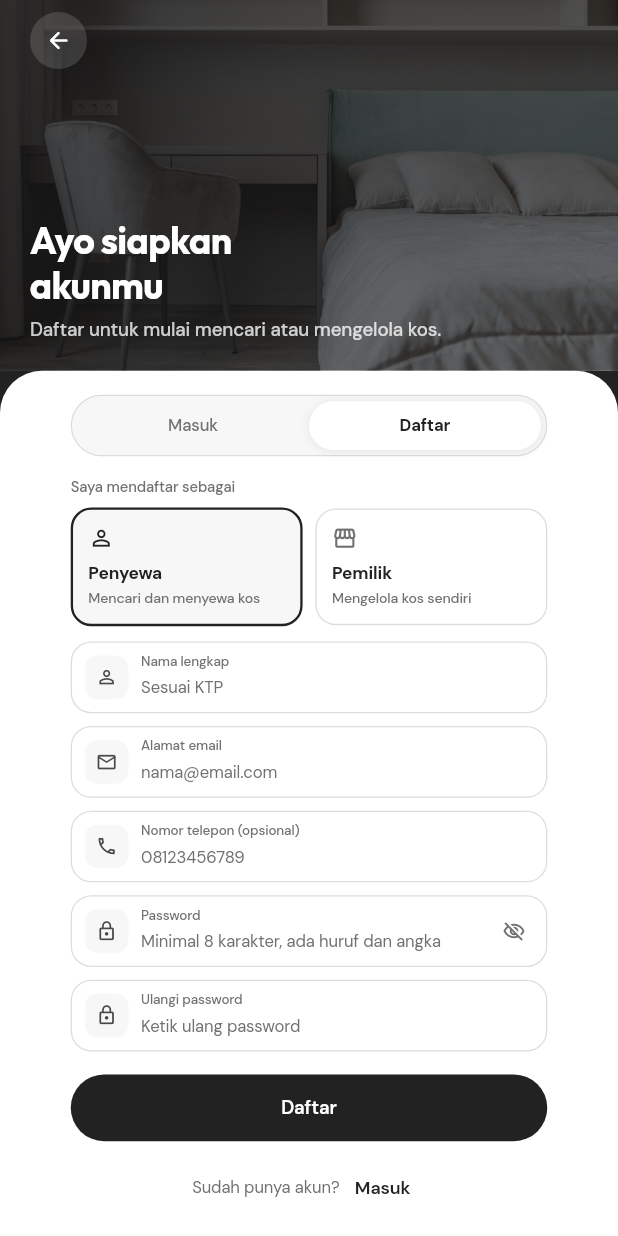
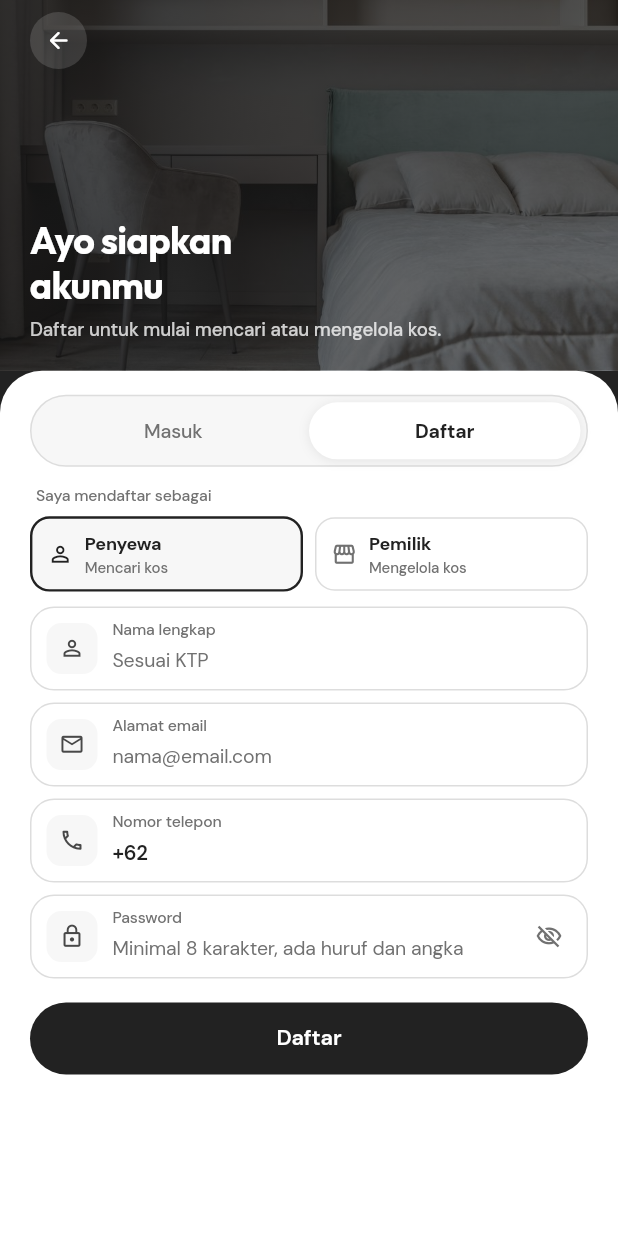
Before and after one commit to willdannaltairr/HuniKos-Flutter, a Flutter app: the screen it shows after launch, after a tap on "Daftar", on a phone screen of 412 x 824 dp. Run offline on Flutter 3.47's test engine with Material 3 defaults, Android fonts, the phone set to English and light mode, and no system bars; our stand-ins replace cached_network_image, dio, flutter_map, flutter_secure_storage, go_router, google_fonts and 2 more; missing offline and left inert: midtrans_sdk; accounts and stored records are empty; network calls fail.

Commit message:
feat(mobile-auth): drop the sign-up links and confirm-password field
Sakelar Masuk/Daftar sudah menggantikan tautan silang di bawah form, dan
konfirmasi password tidak lagi diminta saat daftar. Nomor telepon kini wajib
dan sudah terisi awalan +62.

```diff
--- a/lib/screens/auth/login_screen.dart
+++ b/lib/screens/auth/login_screen.dart
@@ -6,6 +6,7 @@ import '../../core/role_home.dart';
 import '../../core/theme.dart';
 import '../../core/validators.dart';
 import '../../providers/auth_provider.dart';
+import '../../widgets/feedback.dart';
 import 'auth_field.dart';
 import 'auth_shell.dart';
 
@@ -72,17 +73,18 @@ class _LoginScreenState extends State<LoginScreen> {
       child: Form(
         key: _formKey,
         child: Column(
+          mainAxisSize: MainAxisSize.min,
           crossAxisAlignment: CrossAxisAlignment.stretch,
           children: [
             const AuthTabs(isRegister: false),
             if (_sessionMessage != null) ...[
-              const SizedBox(height: 14),
+              const SizedBox(height: 12),
               _InfoBanner(
                 message: _sessionMessage!,
                 onDismiss: () => setState(() => _sessionMessage = null),
               ),
             ],
-            const SizedBox(height: 16),
+            const SizedBox(height: 14),
             AuthField(
               controller: _email,
               label: 'Alamat email',
@@ -93,7 +95,7 @@ class _LoginScreenState extends State<LoginScreen> {
               serverError: auth.fieldErrors['email'],
               textInputAction: TextInputAction.next,
             ),
-            const SizedBox(height: 10),
+            const SizedBox(height: 8),
             AuthField(
               controller: _password,
               label: 'Password',
@@ -108,49 +110,65 @@ class _LoginScreenState extends State<LoginScreen> {
               onSubmitted: _submit,
             ),
             if (auth.error != null && auth.fieldErrors.isEmpty) ...[
-              const SizedBox(height: 10),
+              const SizedBox(height: 8),
               Text(
                 auth.error!,
-                style: AppFonts.label(12.5, weight: FontWeight.w600, color: AppColors.dangerText),
+                style: AppFonts.label(12, weight: FontWeight.w600, color: AppColors.dangerText),
               ),
             ],
-            const SizedBox(height: 18),
+            const SizedBox(height: 16),
             FilledButton(
               onPressed: auth.isSubmitting ? null : _submit,
+              style: FilledButton.styleFrom(minimumSize: const Size.fromHeight(48)),
               child: auth.isSubmitting
                   ? const SizedBox(
-                      width: 20,
-                      height: 20,
-                      child: CircularProgressIndicator(strokeWidth: 2.4, color: Colors.white),
+                      width: 18,
+                      height: 18,
+                      child: CircularProgressIndicator(strokeWidth: 2.2, color: Colors.white),
                     )
-                  : const Text('Masuk'),
+                  : const Text('Login'),
             ),
-            const SizedBox(height: 14),
-            Center(
-              child: Text(
-                'Akun demo untuk pengujian',
-                style: AppFonts.label(11.5, weight: FontWeight.w600, color: AppColors.textSecondary),
-              ),
-            ),
-            const SizedBox(height: 8),
+            const SizedBox(height: 12),
+            const _DividerLabel(text: 'Atau lanjutkan dengan'),
+            const SizedBox(height: 12),
+            AuthSocialButtons(onPressed: _social),
+            const SizedBox(height: 12),
             const _DemoAccounts(),
-            const SizedBox(height: 12),
-            Row(
-              mainAxisAlignment: MainAxisAlignment.center,
-              children: [
-                Text(
-                  'Belum punya akun?',
-                  style: AppFonts.label(13, color: AppColors.textSecondary),
-                ),
-                TextButton(
-                  onPressed: () => context.go('/register'),
-                  child: const Text('Daftar'),
-                ),
-              ],
-            ),
           ],
         ),
       ),
+    );
+  }
+
+  /// Backend belum menyediakan OAuth, jadi tombol sosial hanya menjelaskan
+  /// bahwa jalurnya belum tersedia alih-alih gagal diam-diam.
+  void _social(String provider) {
+    showError(
+      context,
+      'Masuk dengan $provider belum tersedia. Gunakan email dan password.',
+    );
+  }
+}
+
+class _DividerLabel extends StatelessWidget {
+  const _DividerLabel({required this.text});
+
+  final String text;
+
+  @override
+  Widget build(BuildContext context) {
+    return Row(
+      children: [
+        const Expanded(child: Divider(color: AppColors.border, height: 1)),
+        Padding(
+          padding: const EdgeInsets.symmetric(horizontal: 10),
+          child: Text(
+            text,
+            style: AppFonts.label(11, weight: FontWeight.w500, color: AppColors.textSecondary),
+          ),
+        ),
+        const Expanded(child: Divider(color: AppColors.border, height: 1)),
+      ],
     );
   }
 }
@@ -163,20 +181,21 @@ class _DemoAccounts extends StatelessWidget {
   @override
   Widget build(BuildContext context) {
     return Container(
-      padding: const EdgeInsets.fromLTRB(14, 12, 14, 12),
+      padding: const EdgeInsets.fromLTRB(12, 9, 12, 9),
       decoration: BoxDecoration(
         color: AppColors.paperSoft,
-        borderRadius: BorderRadius.circular(14),
+        borderRadius: BorderRadius.circular(12),
       ),
       child: Text(
-        'Penyewa   tenant1@hunikos.test / Tenant123!\n'
-        'Pemilik     owner1@hunikos.test / Owner123!\n'
-        'Admin       admin@hunikos.test / Admin123!',
+        'Akun uji\n'
+        'tenant1@hunikos.test · Tenant123!\n'
+        'owner1@hunikos.test · Owner123!\n'
+        'admin@hunikos.test · Admin123!',
         style: AppFonts.label(
-          11.5,
+          10.5,
           weight: FontWeight.w500,
           color: AppColors.textSecondary,
-        ).copyWith(height: 1.7, fontFeatures: const [FontFeature.tabularFigures()]),
+        ).copyWith(height: 1.55),
       ),
     );
   }
@@ -191,26 +210,28 @@ class _InfoBanner extends StatelessWidget {
   @override
   Widget build(BuildContext context) {
     return Container(
-      padding: const EdgeInsets.fromLTRB(12, 10, 4, 10),
+      padding: const EdgeInsets.fromLTRB(12, 8, 4, 8),
       decoration: BoxDecoration(
         color: AppColors.paperSoft,
-        borderRadius: BorderRadius.circular(14),
+        borderRadius: BorderRadius.circular(12),
         border: Border.all(color: AppColors.border),
       ),
       child: Row(
         children: [
-          const Icon(Icons.info_outline, size: 18, color: AppColors.inkSoft),
+          const Icon(Icons.info_outline, size: 17, color: AppColors.inkSoft),
           const SizedBox(width: 8),
           Expanded(
             child: Text(
               message,
-              style: AppFonts.label(12.5, weight: FontWeight.w600, color: AppColors.inkSoft),
+              style: AppFonts.label(12, weight: FontWeight.w600, color: AppColors.inkSoft),
             ),
           ),
           IconButton(
             onPressed: onDismiss,
-            icon: const Icon(Icons.close, size: 16),
+            icon: const Icon(Icons.close, size: 15),
             visualDensity: VisualDensity.compact,
+            constraints: const BoxConstraints(),
+            padding: const EdgeInsets.all(4),
           ),
         ],
       ),
--- a/lib/screens/auth/register_screen.dart
+++ b/lib/screens/auth/register_screen.dart
@@ -20,9 +20,8 @@ class _RegisterScreenState extends State<RegisterScreen> {
   final _formKey = GlobalKey<FormState>();
   final _name = TextEditingController();
   final _email = TextEditingController();
-  final _phone = TextEditingController();
+  final _phone = TextEditingController(text: '+62');
   final _password = TextEditingController();
-  final _confirm = TextEditingController();
   bool _obscure = true;
   String _role = 'tenant';
 
@@ -32,7 +31,6 @@ class _RegisterScreenState extends State<RegisterScreen> {
     _email.dispose();
     _phone.dispose();
     _password.dispose();
-    _confirm.dispose();
     super.dispose();
   }
 
@@ -63,22 +61,26 @@ class _RegisterScreenState extends State<RegisterScreen> {
       child: Form(
         key: _formKey,
         child: Column(
+          mainAxisSize: MainAxisSize.min,
           crossAxisAlignment: CrossAxisAlignment.stretch,
           children: [
             const AuthTabs(isRegister: true),
-            const SizedBox(height: 16),
+            const SizedBox(height: 12),
             _RoleSelector(
               value: _role,
               onChanged: (value) => setState(() => _role = value),
             ),
             if (auth.fieldErrors['role'] != null) ...[
-              const SizedBox(height: 6),
-              Text(
-                auth.fieldErrors['role']!,
-                style: AppFonts.label(12, weight: FontWeight.w600, color: AppColors.dangerText),
+              const SizedBox(height: 5),
+              Padding(
+                padding: const EdgeInsets.only(left: 4),
+                child: Text(
+                  auth.fieldErrors['role']!,
+                  style: AppFonts.label(11, weight: FontWeight.w600, color: AppColors.dangerText),
+                ),
               ),
             ],
-            const SizedBox(height: 12),
+            const SizedBox(height: 10),
             AuthField(
               controller: _name,
               label: 'Nama lengkap',
@@ -88,7 +90,7 @@ class _RegisterScreenState extends State<RegisterScreen> {
               serverError: auth.fieldErrors['full_name'],
               textInputAction: TextInputAction.next,
             ),
-            const SizedBox(height: 10),
+            const SizedBox(height: 8),
             AuthField(
               controller: _email,
               label: 'Alamat email',
@@ -99,18 +101,19 @@ class _RegisterScreenState extends State<RegisterScreen> {
               serverError: auth.fieldErrors['email'],
               textInputAction: TextInputAction.next,
             ),
-            const SizedBox(height: 10),
+            const SizedBox(height: 8),
             AuthField(
               controller: _phone,
-              label: 'Nomor telepon (opsional)',
-              hint: '08123456789',
+              label: 'Nomor telepon',
+              hint: '+6281234567890',
               icon: Icons.phone_outlined,
               keyboardType: TextInputType.phone,
-              validator: Validators.phoneNumber,
+              maxLength: 15,
+              validator: Validators.phoneNumberRequired,
               serverError: auth.fieldErrors['phone_number'],
-              textInputAction: TextInputAction.next,
+              onSubmitted: null,
             ),
-            const SizedBox(height: 10),
+            const SizedBox(height: 8),
             AuthField(
               controller: _password,
               label: 'Password',
@@ -120,51 +123,27 @@ class _RegisterScreenState extends State<RegisterScreen> {
               onToggleObscure: () => setState(() => _obscure = !_obscure),
               validator: Validators.password,
               serverError: auth.fieldErrors['password'],
-              textInputAction: TextInputAction.next,
-            ),
-            const SizedBox(height: 10),
-            AuthField(
-              controller: _confirm,
-              label: 'Ulangi password',
-              hint: 'Ketik ulang password',
-              icon: Icons.lock_outline,
-              obscureText: _obscure,
-              validator: (value) =>
-                  Validators.passwordConfirmation(value, _password.text),
               textInputAction: TextInputAction.done,
               onSubmitted: _submit,
             ),
             if (auth.error != null && auth.fieldErrors.isEmpty) ...[
-              const SizedBox(height: 10),
+              const SizedBox(height: 8),
               Text(
                 auth.error!,
-                style: AppFonts.label(12.5, weight: FontWeight.w600, color: AppColors.dangerText),
+                style: AppFonts.label(12, weight: FontWeight.w600, color: AppColors.dangerText),
               ),
             ],
-            const SizedBox(height: 18),
+            const SizedBox(height: 16),
             FilledButton(
               onPressed: auth.isSubmitting ? null : _submit,
+              style: FilledButton.styleFrom(minimumSize: const Size.fromHeight(48)),
               child: auth.isSubmitting
                   ? const SizedBox(
-                      width: 20,
-                      height: 20,
-                      child: CircularProgressIndicator(strokeWidth: 2.4, color: Colors.white),
+                      width: 18,
+                      height: 18,
+                      child: CircularProgressIndicator(strokeWidth: 2.2, color: Colors.white),
                     )
                   : const Text('Daftar'),
-            ),
-            const SizedBox(height: 12),
-            Row(
-              mainAxisAlignment: MainAxisAlignment.center,
-              children: [
-                Text(
-                  'Sudah punya akun?',
-                  style: AppFonts.label(13, color: AppColors.textSecondary),
-                ),
-                TextButton(
-                  onPressed: () => context.go('/login'),
-                  child: const Text('Masuk'),
-                ),
-              ],
             ),
           ],
         ),
@@ -184,27 +163,30 @@ class _RoleSelector extends StatelessWidget {
     return Column(
       crossAxisAlignment: CrossAxisAlignment.start,
       children: [
-        Text(
-          'Saya mendaftar sebagai',
-          style: AppFonts.label(11.5, weight: FontWeight.w500, color: AppColors.textSecondary),
+        Padding(
+          padding: const EdgeInsets.only(left: 4),
+          child: Text(
+            'Saya mendaftar sebagai',
+            style: AppFonts.label(10.5, weight: FontWeight.w500, color: AppColors.textSecondary),
+          ),
         ),
-        const SizedBox(height: 8),
+        const SizedBox(height: 6),
         Row(
           children: [
             Expanded(
               child: _RoleOption(
                 label: 'Penyewa',
-                description: 'Mencari dan menyewa kos',
+                description: 'Mencari kos',
                 icon: Icons.person_outline,
                 selected: value == 'tenant',
                 onTap: () => onChanged('tenant'),
               ),
             ),
-            const SizedBox(width: 10),
+            const SizedBox(width: 8),
             Expanded(
               child: _RoleOption(
                 label: 'Pemilik',
-                description: 'Mengelola kos sendiri',
+                description: 'Mengelola kos',
                 icon: Icons.storefront_outlined,
                 selected: value == 'owner',
                 onTap: () => onChanged('owner'),
@@ -238,38 +220,45 @@ class _RoleOption extends StatelessWidget {
       onTap: onTap,
       behavior: HitTestBehavior.opaque,
       child: Container(
-        padding: const EdgeInsets.all(12),
+        padding: const EdgeInsets.symmetric(horizontal: 10, vertical: 8),
         decoration: BoxDecoration(
           color: selected ? AppColors.paperSoft : AppColors.paper,
-          borderRadius: BorderRadius.circular(16),
-          // Kartu terpilih ditandai garis hitam tebal, bukan warna aksen,
-          // supaya tetap tenang seperti sisa aplikasi.
+          borderRadius: BorderRadius.circular(13),
           border: Border.all(
             color: selected ? AppColors.ink : AppColors.border,
-            width: selected ? 1.8 : 1,
+            width: selected ? 1.6 : 1,
           ),
         ),
-        child: Column(
-          crossAxisAlignment: CrossAxisAlignment.start,
+        child: Row(
           children: [
             Icon(
               icon,
-              size: 20,
+              size: 17,
               color: selected ? AppColors.ink : AppColors.textSecondary,
             ),
-            const SizedBox(height: 8),
-            Text(
-              label,
-              style: AppFonts.label(
-                13.5,
-                weight: FontWeight.w700,
-                color: AppColors.textPrimary,
+            const SizedBox(width: 8),
+            Expanded(
+              child: Column(
+                crossAxisAlignment: CrossAxisAlignment.start,
+                children: [
+                  Text(
+                    label,
+                    maxLines: 1,
+                    overflow: TextOverflow.ellipsis,
+                    style: AppFonts.label(12, weight: FontWeight.w700, color: AppColors.textPrimary),
+                  ),
+                  Text(
+                    description,
+                    maxLines: 1,
+                    overflow: TextOverflow.ellipsis,
+                    style: AppFonts.label(
+                      10,
+                      weight: FontWeight.w500,
+                      color: AppColors.textSecondary,
+                    ),
+                  ),
+                ],
               ),
-            ),
-            const SizedBox(height: 2),
-            Text(
-              description,
-              style: AppFonts.label(11, weight: FontWeight.w500, color: AppColors.textSecondary),
             ),
           ],
         ),
```
